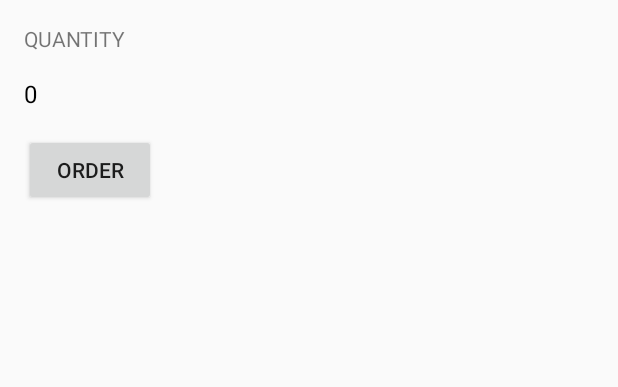
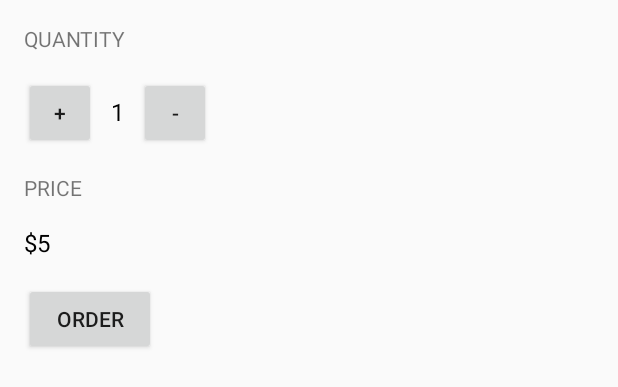
Before and after one commit to strund3r/Just-Java, an Android app: the layout activity_main.xml on its own in the app's theme, with its tools: preview values and no code run, on a phone screen of 412 x 824 dp. Shown: the top 387 px of the screen. Run offline under Robolectric (Android 15) with nearby library versions, the light colour scheme and no system bars.

Commit message:
Updated activity_main.xml

```diff
--- a/app/src/main/res/layout/activity_main.xml
+++ b/app/src/main/res/layout/activity_main.xml
@@ -8,7 +8,7 @@
     android:paddingLeft="@dimen/activity_horizontal_margin"
     android:paddingRight="@dimen/activity_horizontal_margin"
     android:paddingTop="@dimen/activity_vertical_margin"
-    tools:context="com.example.android.justajava.MainActivity">
+    tools:context="com.example.android.justjava.MainActivity">
 
     <TextView
         android:layout_width="wrap_content"
@@ -17,18 +17,56 @@
         android:text="Quantity"
         android:textAllCaps="true" />
 
+    <LinearLayout
+        android:layout_width="wrap_content"
+        android:layout_height="wrap_content">
+
+        <Button
+            android:id="@+id/increment_button"
+            android:layout_width="48dp"
+            android:layout_height="48dp"
+            android:layout_marginRight="10dp"
+            android:onClick="incrementQuantity"
+            android:text="+" />
+
+        <TextView
+            android:id="@+id/quantity_text_view"
+            android:layout_width="wrap_content"
+            android:layout_height="wrap_content"
+            android:text="1"
+            android:textColor="#000000"
+            android:textSize="16sp" />
+
+        <Button
+            android:id="@+id/decrement_button"
+            android:layout_width="48dp"
+            android:layout_height="48dp"
+            android:layout_marginLeft="10dp"
+            android:onClick="decrementQuantity"
+            android:text="-" />
+    </LinearLayout>
+
     <TextView
-        android:id="@+id/quantity_text_view"
         android:layout_width="wrap_content"
         android:layout_height="wrap_content"
-        android:text="0"
-        android:textColor="#000000"
+        android:layout_marginTop="16dp"
+        android:text="Price"
+        android:textAllCaps="true" />
+
+    <TextView
+        android:id="@+id/price_text_view"
+        android:layout_width="wrap_content"
+        android:layout_height="wrap_content"
+        android:layout_marginTop="16dp"
+        android:text="$5"
+        android:textColor="@android:color/black"
         android:textSize="16sp" />
 
     <Button
-        android:id="@+id/button"
+        android:id="@+id/order_button"
         android:layout_width="wrap_content"
         android:layout_height="wrap_content"
         android:layout_marginTop="16dp"
+        android:onClick="submitOrder"
         android:text="Order" />
 </LinearLayout>
```
